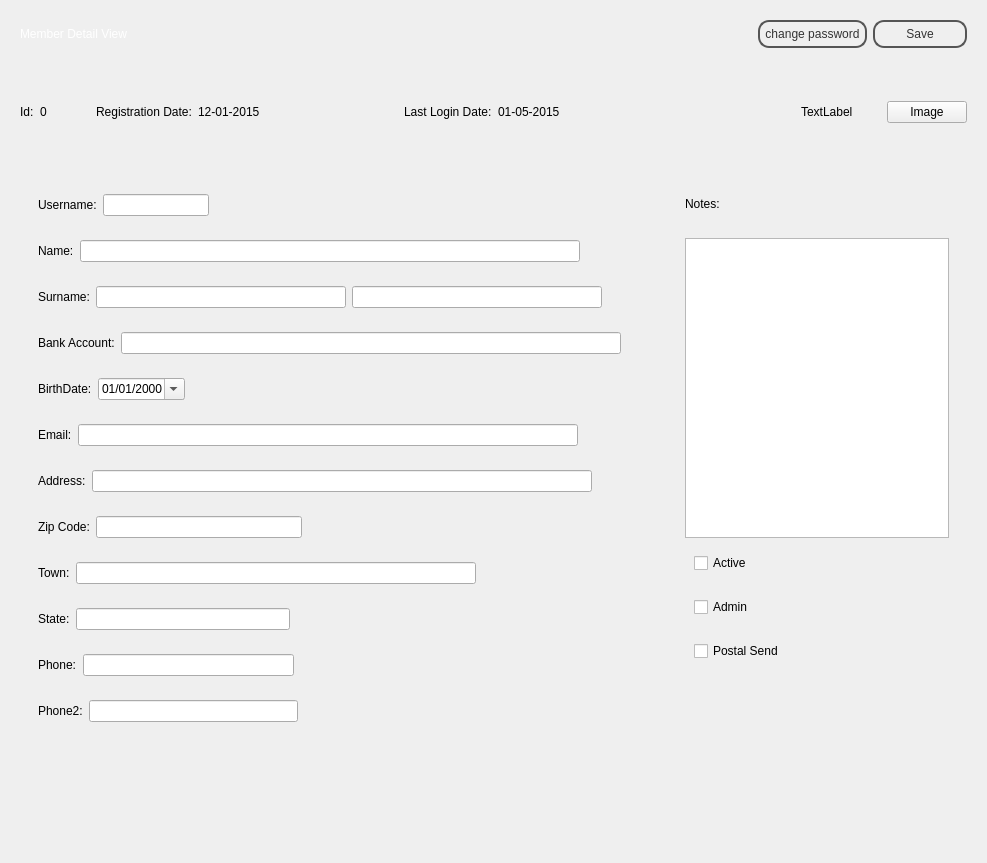
Qt form penyamanager/admin/memberview.ui (eguzki/penyamanager) before a commit.
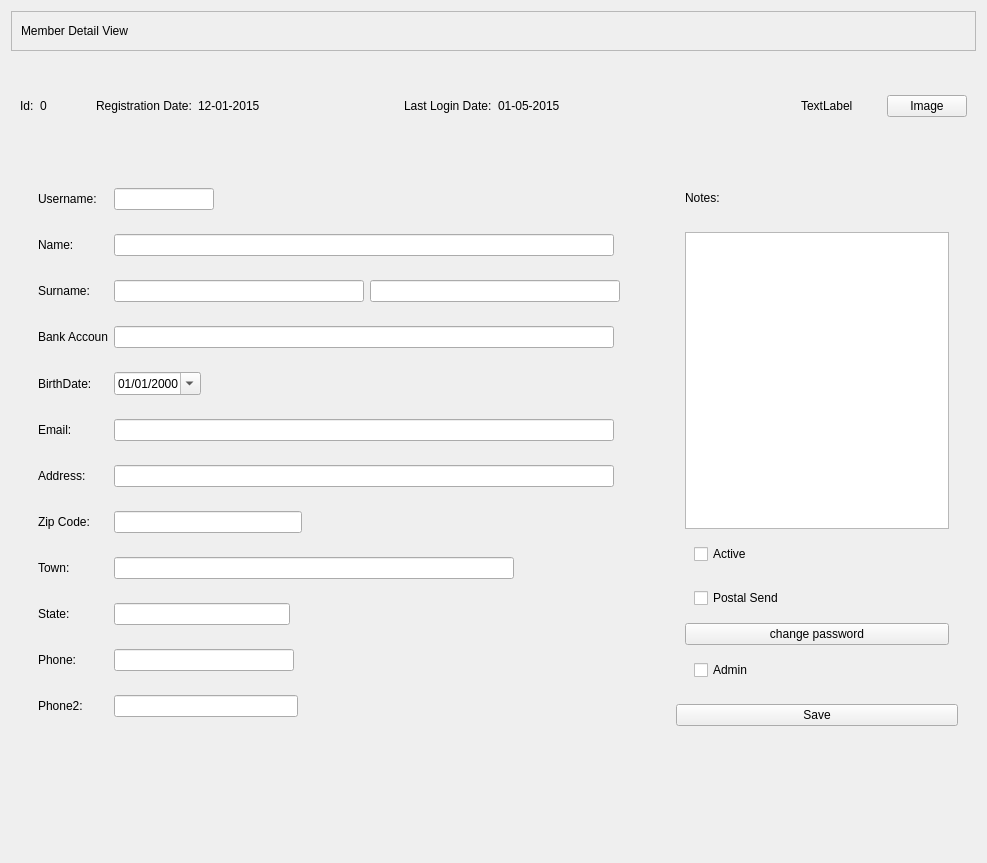
The same form after that commit.

Commit message: User & Admin graphics adjustments

What changed in the file:
```diff
--- a/penyamanager/admin/memberview.ui
+++ b/penyamanager/admin/memberview.ui
@@ -26,7 +26,7 @@
    <string>Member View</string>
   </property>
   <property name="styleSheet">
-   <string notr="true">#topFrame {
+   <string notr="true">/*#topFrame {
 border: none;
 background: qlineargradient(x1: 0, y1: 0, x2: 0, y2: 1,
 stop: 0 #a6a6a6, stop: 0.08 #7f7f7f,
@@ -65,7 +65,7 @@
 fx: 0.4, fy: -0.1,
 radius: 1.35, stop: 0 #fff, stop: 1 #ddd);
 }
-</string>
+*/</string>
   </property>
   <layout class="QVBoxLayout" name="verticalLayout">
    <item>
@@ -103,20 +103,6 @@
         </property>
        </spacer>
       </item>
-      <item>
-       <widget class="QPushButton" name="changePasswordPushButton">
-        <property name="text">
-         <string>change password</string>
-        </property>
-       </widget>
-      </item>
-      <item>
-       <widget class="QPushButton" name="savePushButton">
-        <property name="text">
-         <string>Save</string>
-        </property>
-       </widget>
-      </item>
      </layout>
     </widget>
    </item>
@@ -272,6 +258,12 @@
            <layout class="QHBoxLayout" name="horizontalLayout_5">
             <item>
              <widget class="QLabel" name="usernameLabel">
+              <property name="minimumSize">
+               <size>
+                <width>70</width>
+                <height>0</height>
+               </size>
+              </property>
               <property name="text">
                <string>Username:</string>
               </property>
@@ -301,6 +293,12 @@
            <layout class="QHBoxLayout" name="horizontalLayout_3">
             <item>
              <widget class="QLabel" name="nameLabel">
+              <property name="minimumSize">
+               <size>
+                <width>70</width>
+                <height>0</height>
+               </size>
+              </property>
               <property name="text">
                <string>Name:</string>
               </property>
@@ -343,6 +341,12 @@
            <layout class="QHBoxLayout" name="horizontalLayout_6">
             <item>
              <widget class="QLabel" name="memberSurnameLabel">
+              <property name="minimumSize">
+               <size>
+                <width>70</width>
+                <height>0</height>
+               </size>
+              </property>
               <property name="text">
                <string>Surname:</string>
               </property>
@@ -395,6 +399,12 @@
            <layout class="QHBoxLayout" name="horizontalLayout_12">
             <item>
              <widget class="QLabel" name="bankAccountLabel">
+              <property name="minimumSize">
+               <size>
+                <width>70</width>
+                <height>0</height>
+               </size>
+              </property>
               <property name="text">
                <string>Bank Account:</string>
               </property>
@@ -437,6 +447,12 @@
            <layout class="QHBoxLayout" name="horizontalLayout_8">
             <item>
              <widget class="QLabel" name="birthdateLabel">
+              <property name="minimumSize">
+               <size>
+                <width>70</width>
+                <height>0</height>
+               </size>
+              </property>
               <property name="text">
                <string>BirthDate:</string>
               </property>
@@ -473,6 +489,12 @@
            <layout class="QHBoxLayout" name="horizontalLayout_16">
             <item>
              <widget class="QLabel" name="emailLabel">
+              <property name="minimumSize">
+               <size>
+                <width>70</width>
+                <height>0</height>
+               </size>
+              </property>
               <property name="text">
                <string>Email:</string>
               </property>
@@ -515,6 +537,12 @@
            <layout class="QHBoxLayout" name="horizontalLayout_9">
             <item>
              <widget class="QLabel" name="addressLabel">
+              <property name="minimumSize">
+               <size>
+                <width>70</width>
+                <height>0</height>
+               </size>
+              </property>
               <property name="text">
                <string>Address:</string>
               </property>
@@ -557,6 +585,12 @@
            <layout class="QHBoxLayout" name="horizontalLayout_10">
             <item>
              <widget class="QLabel" name="zipCodeLabel">
+              <property name="minimumSize">
+               <size>
+                <width>70</width>
+                <height>0</height>
+               </size>
+              </property>
               <property name="text">
                <string>Zip Code:</string>
               </property>
@@ -586,6 +620,12 @@
            <layout class="QHBoxLayout" name="horizontalLayout_11">
             <item>
              <widget class="QLabel" name="townLabel">
+              <property name="minimumSize">
+               <size>
+                <width>70</width>
+                <height>0</height>
+               </size>
+              </property>
               <property name="text">
                <string>Town:</string>
               </property>
@@ -628,6 +668,12 @@
            <layout class="QHBoxLayout" name="horizontalLayout_13">
             <item>
              <widget class="QLabel" name="stateLabel">
+              <property name="minimumSize">
+               <size>
+                <width>70</width>
+                <height>0</height>
+               </size>
+              </property>
               <property name="text">
                <string>State:</string>
               </property>
@@ -657,6 +703,12 @@
            <layout class="QHBoxLayout" name="horizontalLayout_14">
             <item>
              <widget class="QLabel" name="phoneLabel">
+              <property name="minimumSize">
+               <size>
+                <width>70</width>
+                <height>0</height>
+               </size>
+              </property>
               <property name="text">
                <string>Phone:</string>
               </property>
@@ -686,6 +738,12 @@
            <layout class="QHBoxLayout" name="horizontalLayout_15">
             <item>
              <widget class="QLabel" name="phone2Label">
+              <property name="minimumSize">
+               <size>
+                <width>70</width>
+                <height>0</height>
+               </size>
+              </property>
               <property name="text">
                <string>Phone2:</string>
               </property>
@@ -762,13 +820,7 @@
               <property name="minimumSize">
                <size>
                 <width>0</width>
-                <height>300</height>
-               </size>
-              </property>
-              <property name="maximumSize">
-               <size>
-                <width>16777215</width>
-                <height>300</height>
+                <height>0</height>
                </size>
               </property>
              </widget>
@@ -799,32 +851,6 @@
               </layout>
              </widget>
             </item>
-            <item>
-             <widget class="QWidget" name="isAdminWidget" native="true">
-              <layout class="QHBoxLayout" name="horizontalLayout_7">
-               <item>
-                <widget class="QCheckBox" name="isAdminCheckBox">
-                 <property name="text">
-                  <string>Admin</string>
-                 </property>
-                </widget>
-               </item>
-               <item>
-                <spacer name="horizontalSpacer_7">
-                 <property name="orientation">
-                  <enum>Qt::Horizontal</enum>
-                 </property>
-                 <property name="sizeHint" stdset="0">
-                  <size>
-                   <width>681</width>
-                   <height>20</height>
-                  </size>
-                 </property>
-                </spacer>
-               </item>
-              </layout>
-             </widget>
-            </item>
             <item>
              <widget class="QWidget" name="postalSendWidget" native="true">
               <layout class="QHBoxLayout" name="horizontalLayout_17">
@@ -852,21 +878,48 @@
              </widget>
             </item>
             <item>
-             <spacer name="verticalSpacer_2">
-              <property name="orientation">
-               <enum>Qt::Vertical</enum>
+             <widget class="QPushButton" name="changePasswordPushButton">
+              <property name="text">
+               <string>change password</string>
               </property>
-              <property name="sizeHint" stdset="0">
-               <size>
-                <width>20</width>
-                <height>40</height>
-               </size>
-              </property>
-             </spacer>
+             </widget>
+            </item>
+            <item>
+             <widget class="QWidget" name="isAdminWidget" native="true">
+              <layout class="QHBoxLayout" name="horizontalLayout_7">
+               <item>
+                <widget class="QCheckBox" name="isAdminCheckBox">
+                 <property name="text">
+                  <string>Admin</string>
+                 </property>
+                </widget>
+               </item>
+               <item>
+                <spacer name="horizontalSpacer_7">
+                 <property name="orientation">
+                  <enum>Qt::Horizontal</enum>
+                 </property>
+                 <property name="sizeHint" stdset="0">
+                  <size>
+                   <width>681</width>
+                   <height>20</height>
+                  </size>
+                 </property>
+                </spacer>
+               </item>
+              </layout>
+             </widget>
             </item>
            </layout>
           </widget>
          </item>
+         <item>
+          <widget class="QPushButton" name="savePushButton">
+           <property name="text">
+            <string>Save</string>
+           </property>
+          </widget>
+         </item>
         </layout>
        </widget>
       </item>
```
The commit also changes 26 other files.
